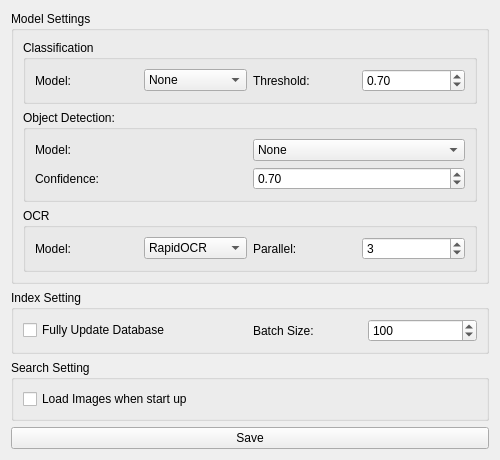
Before: the Qt Designer form src/SettingsWindow.ui in HighDoping/PicFinder, drawn with Qt 5.
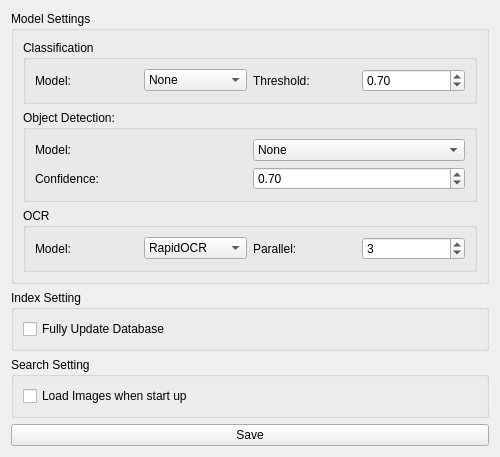
After: the same form once the commit is applied. Icons and pictures are not drawn.

What changed in the file:
```diff
--- a/src/SettingsWindow.ui
+++ b/src/SettingsWindow.ui
@@ -206,30 +206,6 @@
           </property>
          </widget>
         </item>
-        <item>
-         <layout class="QHBoxLayout" name="horizontalLayout">
-          <item>
-           <widget class="QLabel" name="label_7">
-            <property name="text">
-             <string>Batch Size:</string>
-            </property>
-           </widget>
-          </item>
-          <item>
-           <widget class="QSpinBox" name="spinBox_batch_size">
-            <property name="minimum">
-             <number>1</number>
-            </property>
-            <property name="maximum">
-             <number>10000</number>
-            </property>
-            <property name="value">
-             <number>100</number>
-            </property>
-           </widget>
-          </item>
-         </layout>
-        </item>
        </layout>
       </item>
      </layout>
```
